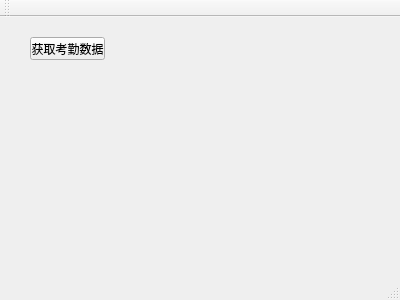
This is mainwindow.ui in seahouse/attendanceget as Qt 5 draws it before an edit. The edited form follows.
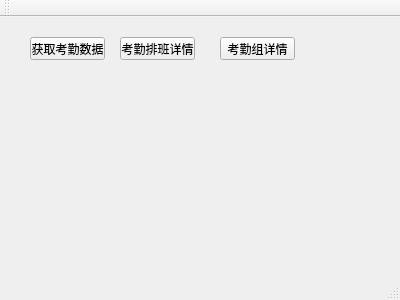
This is the edited form.

Diff of the .ui file:
```diff
--- a/mainwindow.ui
+++ b/mainwindow.ui
@@ -27,6 +27,32 @@
      <string>获取考勤数据</string>
     </property>
    </widget>
+   <widget class="QPushButton" name="pbnlistschedule">
+    <property name="geometry">
+     <rect>
+      <x>120</x>
+      <y>20</y>
+      <width>75</width>
+      <height>23</height>
+     </rect>
+    </property>
+    <property name="text">
+     <string>考勤排班详情</string>
+    </property>
+   </widget>
+   <widget class="QPushButton" name="pbnGetsimplegroups">
+    <property name="geometry">
+     <rect>
+      <x>220</x>
+      <y>20</y>
+      <width>75</width>
+      <height>23</height>
+     </rect>
+    </property>
+    <property name="text">
+     <string>考勤组详情</string>
+    </property>
+   </widget>
   </widget>
   <widget class="QMenuBar" name="menuBar">
    <property name="geometry">
```
